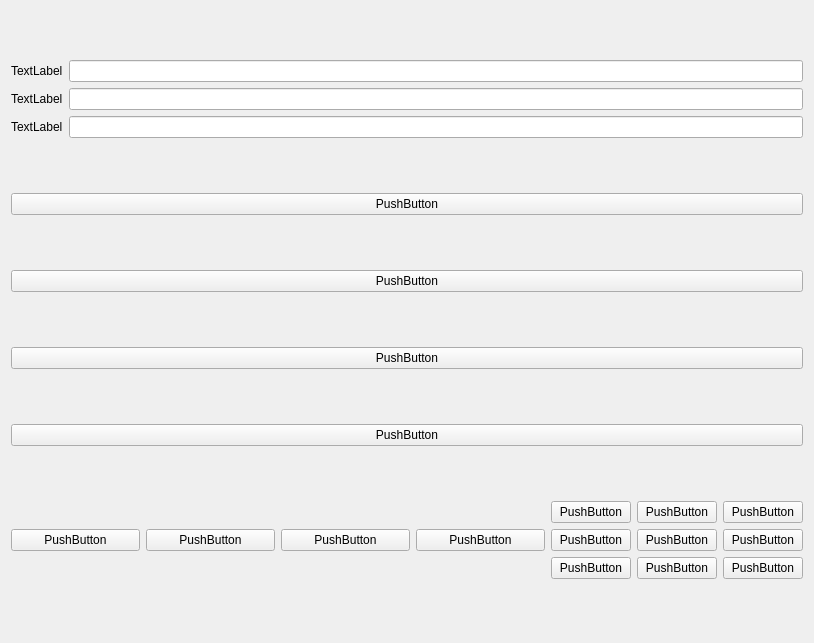
Before: the Qt Designer form crawling/qtside_sample/layout_sample.ui in armyso-sseung/Python, drawn with Qt 5.
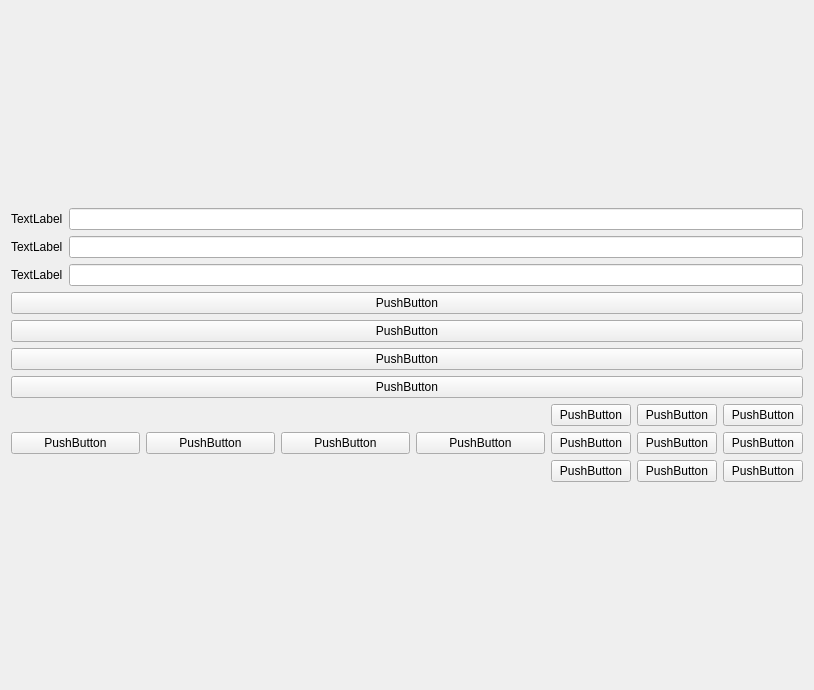
After: the same form once the commit is applied.

```diff
--- a/crawling/qtside_sample/layout_sample.ui
+++ b/crawling/qtside_sample/layout_sample.ui
@@ -7,14 +7,14 @@
     <x>0</x>
     <y>0</y>
     <width>814</width>
-    <height>643</height>
+    <height>690</height>
    </rect>
   </property>
   <property name="windowTitle">
    <string>Form</string>
   </property>
-  <layout class="QHBoxLayout" name="horizontalLayout_3">
-   <item>
+  <layout class="QGridLayout" name="gridLayout_5">
+   <item row="0" column="0">
     <layout class="QGridLayout" name="gridLayout_3">
      <item row="0" column="0">
       <layout class="QGridLayout" name="gridLayout_4">
```
